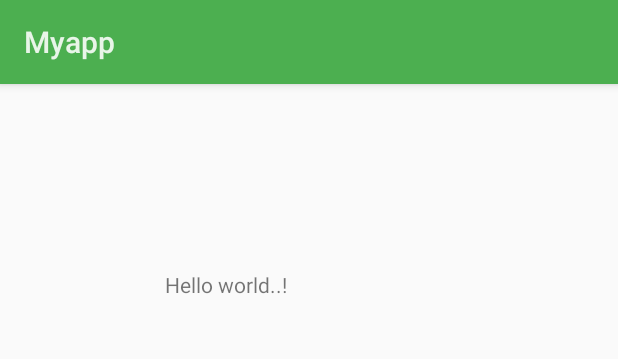
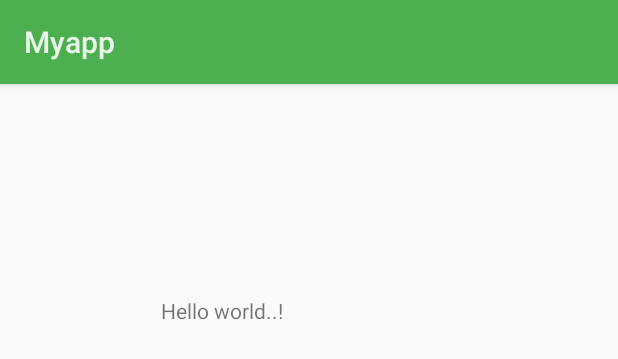
Before and after one commit to chetank628/Myapp_Qualitykiosk, an Android app: the layout activity_main.xml on its own in the app's theme, with its tools: preview values and no code run, on a phone screen of 412 x 824 dp. Shown: the top 359 px of the screen. Run offline under Robolectric (Android 15) with nearby library versions, the phone set to English and light mode, and no system bars.

Commit message:
check commit

```diff
--- a/app/src/main/res/layout/activity_main.xml
+++ b/app/src/main/res/layout/activity_main.xml
@@ -15,9 +15,9 @@
         android:text="Hello world..!"
         android:layout_width="wrap_content"
         android:layout_height="wrap_content"
-        android:layout_marginTop="108dp"
+        android:layout_marginTop="125dp"
         android:id="@+id/textView"
-        android:layout_marginStart="94dp"
+        android:layout_marginStart="91dp"
         android:layout_alignParentTop="true"
         android:layout_alignParentStart="true" />
 </RelativeLayout>
```
